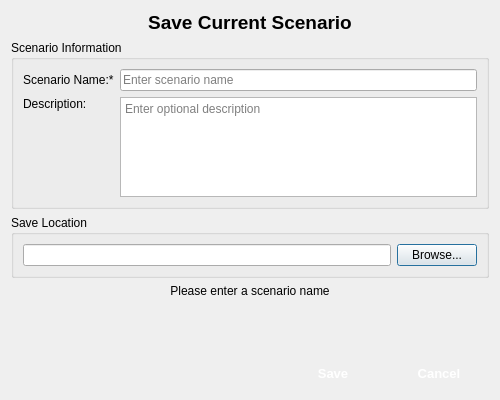
First picture: the form in csavescenariodialog.ui, repository shridharbhandiwad/Zoppler_MissionPlannerQt, before the edit.
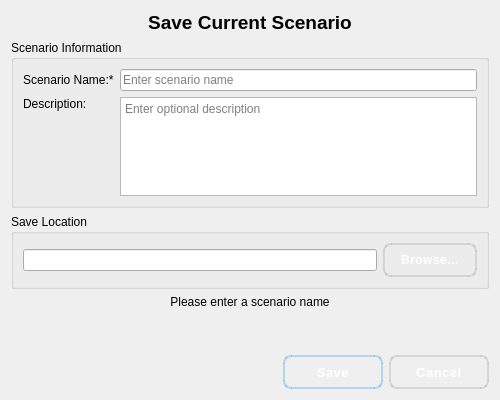
Second picture: the form after the edit.

Commit message: Refactor: Update button styles for consistency and modern look

```diff
--- a/csavescenariodialog.ui
+++ b/csavescenariodialog.ui
@@ -93,6 +93,34 @@
         </item>
         <item>
          <widget class="QPushButton" name="pushButton_BrowseLocation">
+          <property name="styleSheet">
+           <string notr="true">QPushButton {
+    background: qlineargradient(x1:0, y1:0, x2:0, y2:1,
+                                stop:0 #9E9E9E,
+                                stop:0.5 #8D8D8D,
+                                stop:1 #757575);
+    border: 2px solid rgba(158, 158, 158, 0.3);
+    color: white;
+    padding: 8px 16px;
+    border-radius: 8px;
+    font-weight: 600;
+    letter-spacing: 0.5px;
+}
+QPushButton:hover {
+    background: qlineargradient(x1:0, y1:0, x2:0, y2:1,
+                                stop:0 #BDBDBD,
+                                stop:0.5 #A8A8A8,
+                                stop:1 #9E9E9E);
+    border: 2px solid rgba(158, 158, 158, 0.5);
+}
+QPushButton:pressed {
+    background: qlineargradient(x1:0, y1:0, x2:0, y2:1,
+                                stop:0 #616161,
+                                stop:1 #424242);
+    border: 2px solid rgba(97, 97, 97, 0.8);
+    padding: 9px 16px 7px 16px;
+}</string>
+          </property>
           <property name="text">
            <string>Browse...</string>
           </property>
@@ -157,13 +185,16 @@
        </property>
        <property name="styleSheet">
         <string notr="true">QPushButton {
-    background-color: qlineargradient(x1:0, y1:0, x2:0, y2:1,
-                                      stop:0 #2196F3,
-                                      stop:1 #1976D2);
-    border: none;
+    background: qlineargradient(x1:0, y1:0, x2:0, y2:1,
+                                stop:0 #2196F3,
+                                stop:0.5 #1E88E5,
+                                stop:1 #1976D2);
+    border: 2px solid rgba(33, 150, 243, 0.3);
     color: white;
     padding: 8px 16px;
-    border-radius: 4px;
+    border-radius: 8px;
+    font-weight: 600;
+    letter-spacing: 0.5px;
 }
 QPushButton:hover {
     background-color: qlineargradient(x1:0, y1:0, x2:0, y2:1,
@@ -174,7 +205,11 @@
     background-color: #1565C0;
 }
 QPushButton:disabled {
-    background-color: #BDBDBD;
+    background: qlineargradient(x1:0, y1:0, x2:0, y2:1,
+                                stop:0 #BDBDBD,
+                                stop:1 #9E9E9E);
+    border: 2px solid rgba(189, 189, 189, 0.3);
+    color: rgba(255, 255, 255, 0.5);
 }</string>
        </property>
        <property name="text">
@@ -198,13 +233,16 @@
        </property>
        <property name="styleSheet">
         <string notr="true">QPushButton {
-    background-color: qlineargradient(x1:0, y1:0, x2:0, y2:1,
-                                      stop:0 #9E9E9E,
-                                      stop:1 #757575);
-    border: none;
+    background: qlineargradient(x1:0, y1:0, x2:0, y2:1,
+                                stop:0 #9E9E9E,
+                                stop:0.5 #8D8D8D,
+                                stop:1 #757575);
+    border: 2px solid rgba(158, 158, 158, 0.3);
     color: white;
     padding: 8px 16px;
-    border-radius: 4px;
+    border-radius: 8px;
+    font-weight: 600;
+    letter-spacing: 0.5px;
 }
 QPushButton:hover {
     background-color: qlineargradient(x1:0, y1:0, x2:0, y2:1,
```
Left out of the diff: 28 changed lines with no effect on the pictures. The commit also changes 4 other files.
